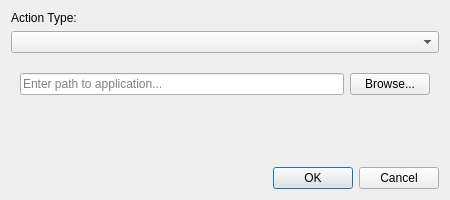
Qt form src/modules/MacroManager/addactiondialog.ui (DoonMad/TowerToys) before a commit.
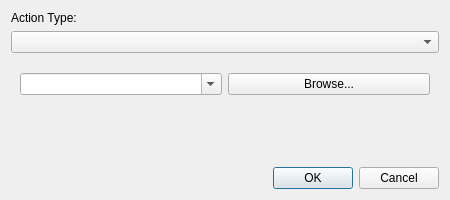
The same form after that commit.

Diff of the .ui file:
```diff
--- a/src/modules/MacroManager/addactiondialog.ui
+++ b/src/modules/MacroManager/addactiondialog.ui
@@ -58,9 +58,12 @@
       <widget class="QWidget" name="pageOpenApp">
        <layout class="QHBoxLayout" name="horizontalLayout">
         <item>
-         <widget class="QLineEdit" name="appPathEdit">
-          <property name="placeholderText">
-           <string>Enter path to application...</string>
+         <widget class="QComboBox" name="appPathEdit">
+          <property name="editable">
+           <bool>true</bool>
+          </property>
+          <property name="currentText">
+           <string/>
           </property>
          </widget>
         </item>
```
